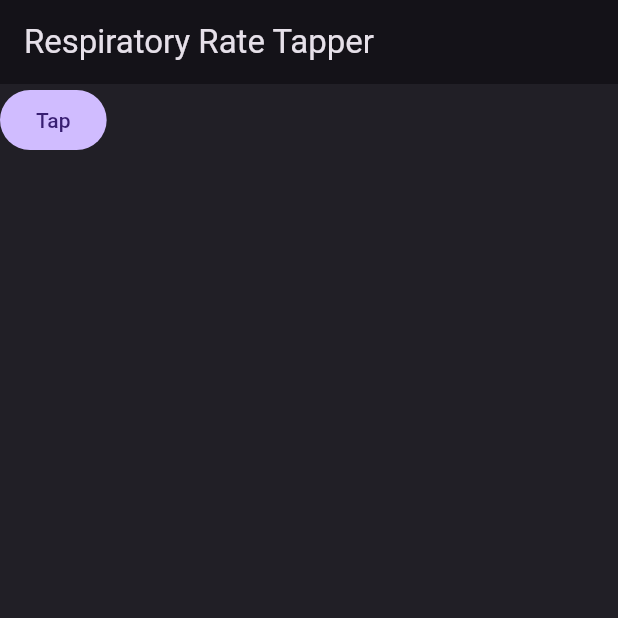
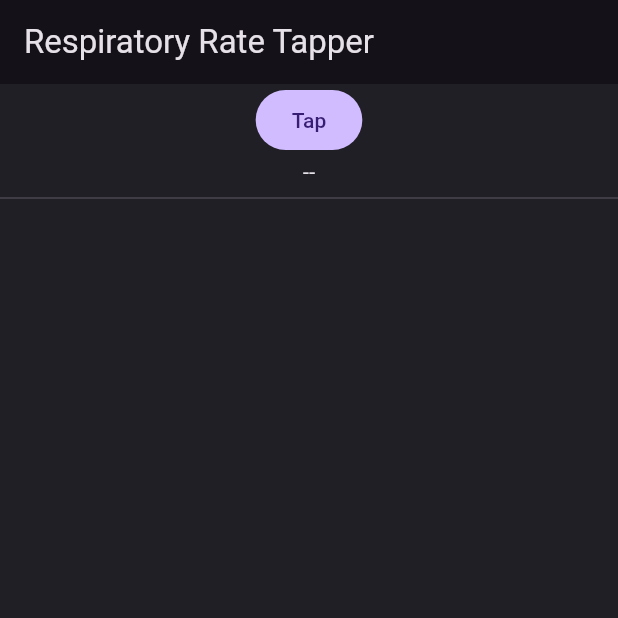
Before and after one commit to jason-mayer/rrate, a Flutter app: the screen it shows after launch, after a tap on "Tap", on a phone screen of 412 x 824 dp, the top half of it. Run offline on Flutter 3.47's test engine with Material 3 defaults, Android fonts, the phone set to English and light mode, and no system bars; our stand-ins replace built_value.

Commit message:
add basic tapper

```diff
--- a/lib/main.dart
+++ b/lib/main.dart
@@ -1,4 +1,5 @@
 import 'package:flutter/material.dart';
+import 'package:rrate/tapper.dart';
 
 void main() {
   runApp(const RRate());
@@ -25,9 +26,18 @@ class TapperPage extends StatefulWidget {
 }
 
 class _TapperPage extends State<TapperPage> {
-  Widget get body => Builder(
-    builder: (context) {
-      return FilledButton(onPressed: () {}, child: const Text('Tap'));
+  final Tapper tapper = .new();
+
+  Widget get body => ListenableBuilder(
+    listenable: tapper,
+    builder: (context, child) {
+      return Column(
+        children: [
+          Text('${tapper.estimate?.runningAverage.asBpm ?? '--'}'),
+          const Divider(),
+          for (final delay in tapper.delays) Text(delay),
+        ],
+      );
     },
   );
 
@@ -41,7 +51,12 @@ class _TapperPage extends State<TapperPage> {
         // backgroundColor: theme.colorScheme.surface,
       ),
       backgroundColor: theme.colorScheme.surfaceContainer,
-      body: body,
+      body: Column(
+        children: [
+          FilledButton(onPressed: tapper.tap, child: const Text('Tap')),
+          body,
+        ],
+      ),
     );
   }
 }
--- /dev/null
+++ b/lib/number.dart
@@ -0,0 +1,29 @@
+class Sample {
+  final num count;
+  const Sample(this.count);
+
+  factory Sample.from(DateTime time) => Sample(time.millisecondsSinceEpoch);
+
+  Sample operator +(Sample other) {
+    return Sample(count + other.count);
+  }
+
+  Sample operator -(Sample other) {
+    return Sample(count - other.count);
+  }
+
+  Sample operator *(num other) {
+    return Sample(count * other);
+  }
+
+  Sample operator /(num other) {
+    return Sample(count / other);
+  }
+
+  double get asBpm => 60_000 / count;
+
+  @override
+  String toString() {
+    return '${count.toStringAsFixed(0)}ms (${asBpm.toStringAsFixed(1)} bpm)';
+  }
+}
--- /dev/null
+++ b/lib/tapper.dart
@@ -0,0 +1,89 @@
+import 'dart:math' as math;
+
+import 'package:built_value/built_value.dart';
+import 'package:flutter/material.dart' hide Builder;
+import 'package:rrate/number.dart';
+
+part 'tapper.g.dart';
+
+abstract class Estimate implements Built<Estimate, EstimateBuilder> {
+  Estimate._();
+
+  factory Estimate(void Function(EstimateBuilder builder) build) = _$Estimate;
+
+  int get index;
+
+  Sample get duration;
+  Sample get runningAverage;
+
+  double? get stability;
+}
+
+base class Tapper with ChangeNotifier {
+  final int bpmVarianceThreshold;
+  final double stabilityWeight;
+  final DateTime Function() clock;
+
+  Tapper({
+    this.bpmVarianceThreshold = 40,
+    this.stabilityWeight = 0.5,
+    DateTime Function()? clock,
+  }) : clock = clock ?? DateTime.now;
+
+  final List<DateTime> _taps = [];
+  final List<Estimate> _estimates = [];
+
+  List<DateTime> get taps => List.unmodifiable(_taps);
+  List<Estimate> get estimates => List.unmodifiable(_estimates);
+
+  Estimate? get estimate => _estimates.lastOrNull;
+
+  void tap() {
+    final now = clock();
+    final last = _taps.lastOrNull;
+    _taps.add(now);
+
+    if (last != null) {
+      _sample(Sample.from(now) - Sample.from(last));
+    }
+
+    notifyListeners();
+  }
+
+  double _stability = 0;
+  Sample _sum = const Sample(0);
+  Sample? _average;
+
+  void _sample(Sample sample) {
+    _sum += sample;
+
+    final estimate = Estimate((builder) {
+      builder
+        ..index = _estimates.length
+        ..duration = sample
+        ..runningAverage = _sum / (_estimates.length + 1);
+
+      if (_average == null) return;
+
+      final thresholdBpm = builder.runningAverage!.asBpm / bpmVarianceThreshold,
+          thresholdMs =
+              math.pow(builder.runningAverage!.count, 2) /
+              60_000 *
+              thresholdBpm,
+          deltaAverage = (builder.runningAverage! - _average!).count.abs(),
+          stability = math.exp(
+            -(deltaAverage / thresholdMs) * (deltaAverage / thresholdMs),
+          );
+
+      builder.stability =
+          stabilityWeight * _stability + (1 - stabilityWeight) * stability;
+    });
+
+    _stability = estimate.stability ?? 0;
+    _average = estimate.runningAverage;
+
+    _estimates.add(estimate);
+  }
+
+  Iterable<String> get delays => _estimates.map((d) => d.toString());
+}
```
Also changed, not shown: pubspec.yaml (+3 -10 lines), lib/tapper.g.dart (added), pubspec.lock, 1 other file.
